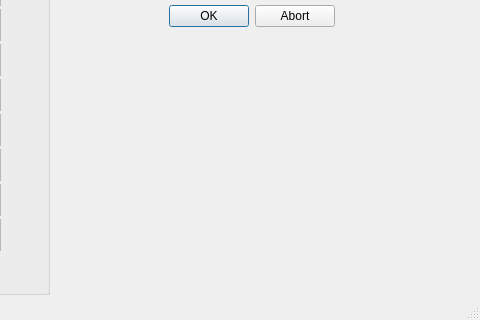
Old version of the form src/gui/experiment_metadata.ui in the repository gfogwill/FrESH; both pictures show x 351 to 831 and y 256 to 576 of the 831 by 576 pixel window.
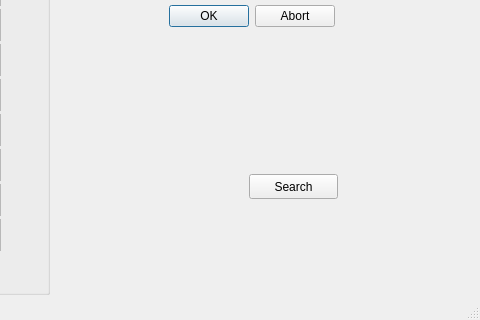
New version of the form.

Commit message: chore: load autopmatically experiment metadata

Diff of the .ui file:
```diff
--- a/src/gui/experiment_metadata.ui
+++ b/src/gui/experiment_metadata.ui
@@ -414,6 +414,19 @@
      </property>
     </widget>
    </widget>
+   <widget class="QPushButton" name="searchButton">
+    <property name="geometry">
+     <rect>
+      <x>600</x>
+      <y>430</y>
+      <width>89</width>
+      <height>25</height>
+     </rect>
+    </property>
+    <property name="text">
+     <string>Search</string>
+    </property>
+   </widget>
   </widget>
   <widget class="QStatusBar" name="statusbar"/>
  </widget>
```
The commit also changes 2 other files.
